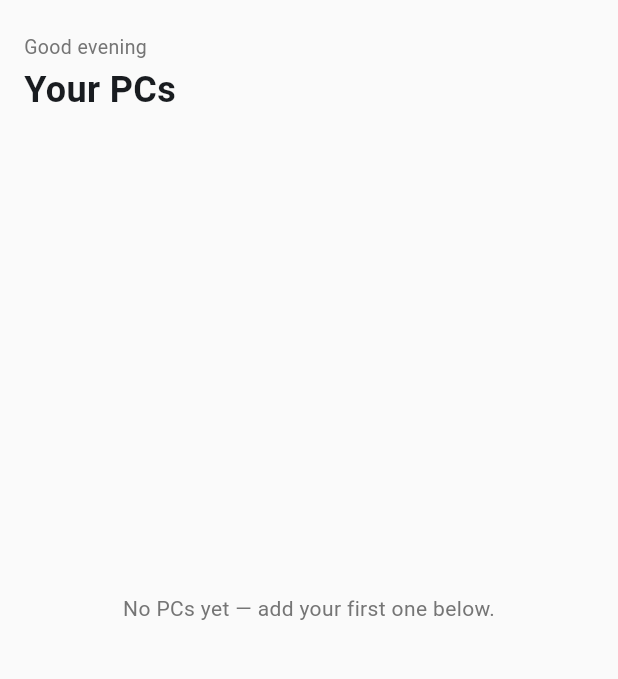
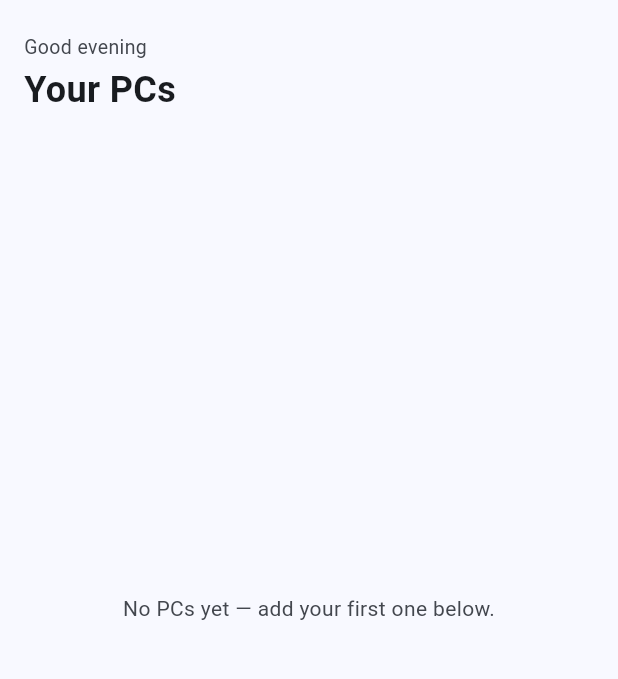
Before and after one commit to abi-cache/RigKeeper, a Flutter app: the screen it shows once a user with an empty profile is signed in, on a phone screen of 412 x 824 dp, the part 63-742 px from its top. Run offline on Flutter 3.47's test engine with Material 3 defaults, Android fonts, the phone set to English and light mode, and no system bars; our stand-ins replace image_picker, supabase_flutter; accounts and stored records are empty.

Commit message:
Update text colors in HomeScreen to use theme colors for better consistency

```diff
--- a/lib/screens/home_screen.dart
+++ b/lib/screens/home_screen.dart
@@ -156,9 +156,7 @@ class _HomeScreenState extends State<HomeScreen> {
   @override
   Widget build(BuildContext context) {
     return Scaffold(
-      backgroundColor: Colors.grey.shade50,
       appBar: AppBar(
-        backgroundColor: Colors.grey.shade50,
         elevation: 0,
         title: const Text('RigKeeper'),
         actions: [
@@ -189,7 +187,9 @@ class _HomeScreenState extends State<HomeScreen> {
             children: [
               const SizedBox(height: 8),
               Text('Good evening',
-                  style: TextStyle(fontSize: 13, color: Colors.grey.shade600)),
+                  style: TextStyle(
+                      fontSize: 13,
+                      color: Theme.of(context).colorScheme.onSurfaceVariant)),
               const SizedBox(height: 2),
               const Text('Your PCs',
                   style: TextStyle(fontSize: 24, fontWeight: FontWeight.w600)),
@@ -258,7 +258,8 @@ class _HomeScreenState extends State<HomeScreen> {
                     return Center(
                       child: Text(
                         'No PCs yet — add your first one below.',
-                        style: TextStyle(color: Colors.grey.shade600),
+                        style: TextStyle(
+                            color: Theme.of(context).colorScheme.onSurfaceVariant),
                       ),
                     );
                   }
@@ -266,7 +267,8 @@ class _HomeScreenState extends State<HomeScreen> {
                     return Center(
                       child: Text(
                         'No PCs match "$_searchQuery".',
-                        style: TextStyle(color: Colors.grey.shade600),
+                        style: TextStyle(
+                            color: Theme.of(context).colorScheme.onSurfaceVariant),
                       ),
                     );
                   }
```
